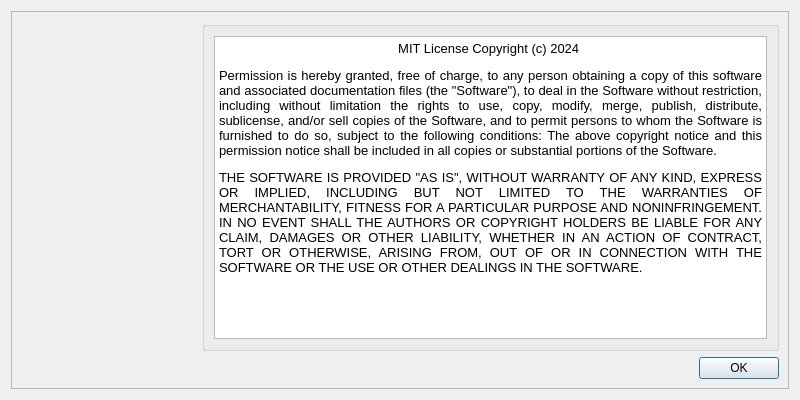
Qt form starfab/resources/ui/LicenseDialog.ui (summerkirakira/StarFabNeo) before a commit.
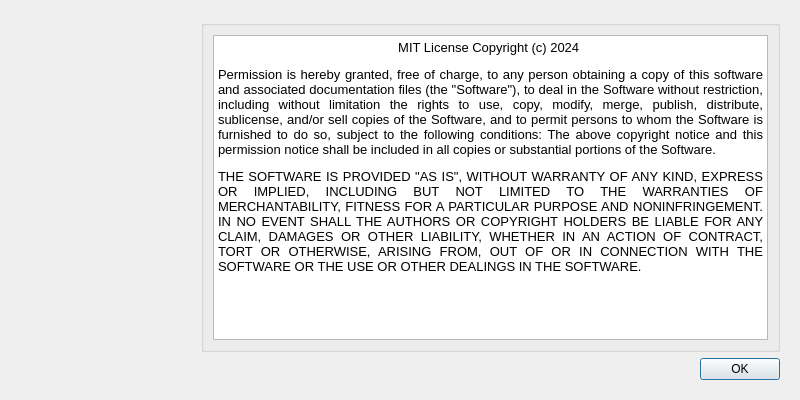
The same form after that commit. Icons and pictures are not drawn.

Diff of the .ui file:
```diff
--- a/starfab/resources/ui/LicenseDialog.ui
+++ b/starfab/resources/ui/LicenseDialog.ui
@@ -15,13 +15,7 @@
   </property>
   <layout class="QGridLayout" name="gridLayout_4">
    <item row="0" column="0">
-    <widget class="QFrame" name="frame">
-     <property name="frameShape">
-      <enum>QFrame::Shape::StyledPanel</enum>
-     </property>
-     <property name="frameShadow">
-      <enum>QFrame::Shadow::Raised</enum>
-     </property>
+    <widget class="QWidget" name="widget" native="true">
      <layout class="QGridLayout" name="gridLayout">
       <item row="0" column="1">
        <widget class="QGroupBox" name="groupBox">
```
